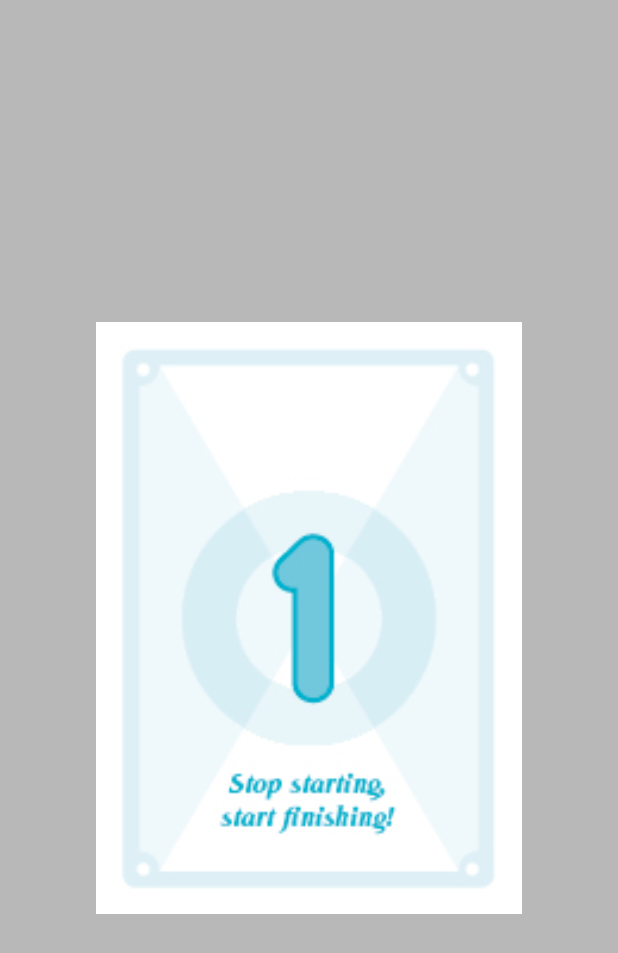
After one commit to rpradal/octo-poker-planning, an Android app: the layout activity_detail.xml on its own in the app's theme, with its tools: preview values and no code run, on a phone screen of 412 x 824 dp. The commit adds this screen. Shown: the top 953 px of the screen. Run offline under Robolectric (Android 15) with nearby library versions, the phone set to English and light mode, and no system bars.

Commit message:
Experimental transition

```diff
--- a/app/src/main/AndroidManifest.xml
+++ b/app/src/main/AndroidManifest.xml
@@ -16,6 +16,10 @@
                 <category android:name="android.intent.category.LAUNCHER" />
             </intent-filter>
         </activity>
+
+        <activity
+            android:name=".DetailActivity"
+            android:theme="@style/AppTheme.Dialog" />
     </application>
 
 </manifest>
--- /dev/null
+++ b/app/src/main/res/layout/activity_detail.xml
@@ -0,0 +1,16 @@
+<?xml version="1.0" encoding="utf-8"?>
+<RelativeLayout xmlns:android="http://schemas.android.com/apk/res/android"
+    android:layout_width="match_parent"
+    android:layout_height="match_parent"
+    android:background="#44000000">
+
+    <ImageView
+        android:id="@+id/bigCardImageView"
+        android:layout_width="match_parent"
+        android:layout_height="match_parent"
+        android:layout_margin="64dp"
+        android:layout_centerInParent="true"
+        android:src="@drawable/fibonacci_1"
+        android:transitionName="transition" />
+
+</RelativeLayout>
--- /dev/null
+++ b/app/src/main/res/layout/view_focused.xml
@@ -0,0 +1,6 @@
+<?xml version="1.0" encoding="utf-8"?>
+<ImageView xmlns:android="http://schemas.android.com/apk/res/android"
+    android:layout_width="wrap_content"
+    android:layout_height="wrap_content"
+    android:layout_centerInParent="true"
+    android:src="@drawable/fibonacci_1" />
--- a/app/src/main/res/values/styles.xml
+++ b/app/src/main/res/values/styles.xml
@@ -4,6 +4,25 @@
         <item name="colorPrimary">@color/colorPrimary</item>
         <item name="colorPrimaryDark">@color/colorPrimaryDark</item>
         <item name="colorAccent">@color/colorAccent</item>
+
+        <item name="android:windowContentTransitions">true</item>
+
+    </style>
+
+    <style name="AppTheme.Dialog" parent="Theme.AppCompat.Light.NoActionBar">
+        <item name="colorPrimary">@color/colorPrimary</item>
+        <item name="colorPrimaryDark">@color/colorPrimaryDark</item>
+        <item name="colorAccent">@color/colorAccent</item>
+        <item name="windowNoTitle">true</item>
+        <item name="android:background">@android:color/transparent</item>
+        <item name="android:windowContentTransitions">true</item>
+
+        <item name="android:windowIsTranslucent">true</item>
+        <item name="android:windowBackground">@android:color/transparent</item>
+        <item name="android:windowContentOverlay">@null</item>
+        <item name="android:windowNoTitle">true</item>
+        <item name="android:backgroundDimEnabled">false</item>
+
     </style>
 
 </resources>
```
Also changed, not shown: app/src/main/kotlin/com/octo/mob/planningpoker/DetailActivity.kt (added, +16 -0 lines), app/src/main/kotlin/com/octo/mob/planningpoker/MainActivity.kt (+8 -3 lines).
